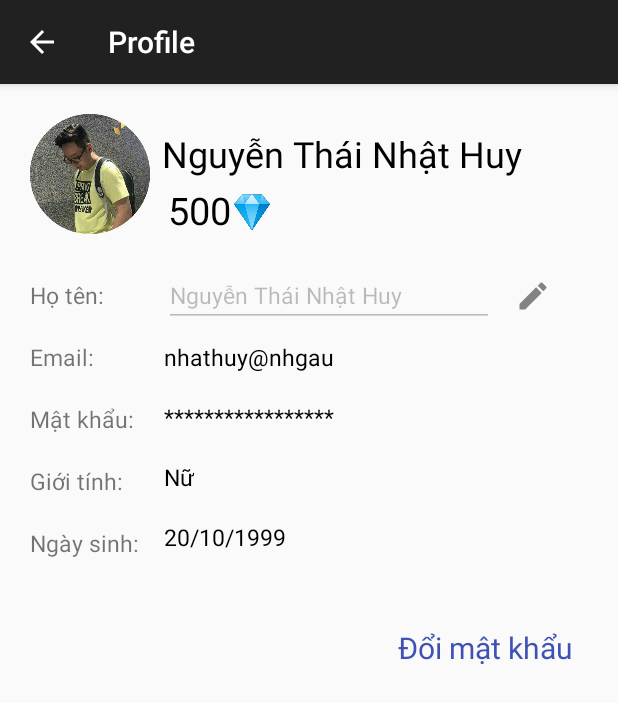
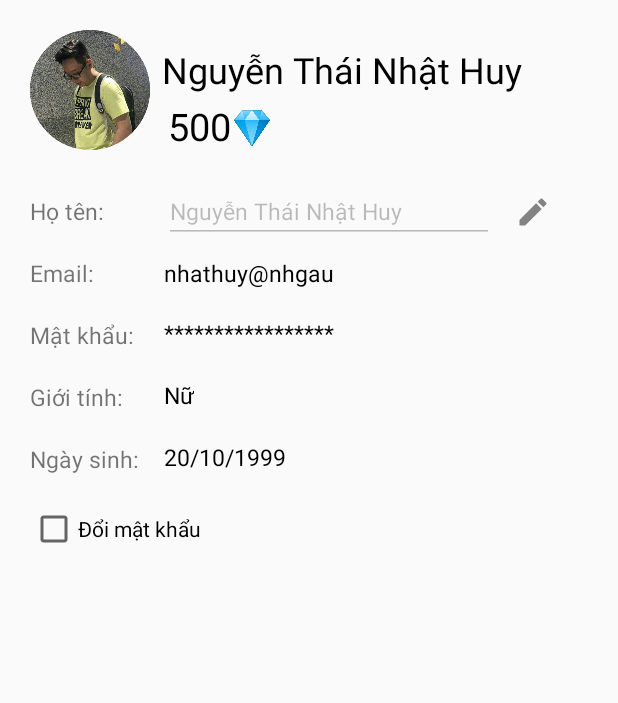
Before and after one commit to eouen12/do-an-LT-Android, an Android app: the ProfileActivity screen opened directly, with no data from a screen before it, on a phone screen of 412 x 824 dp. Shown: the top 703 px of the screen. Run offline under Robolectric (Android 15) with nearby library versions, the phone set to English and light mode, and no system bars.

Commit message:
update layout

```diff
--- a/App Quiz Me/app/src/main/java/com/doanltandroid/quizme/ProfileActivity.java
+++ b/App Quiz Me/app/src/main/java/com/doanltandroid/quizme/ProfileActivity.java
@@ -5,14 +5,19 @@ import androidx.appcompat.app.AppCompatActivity;
 import android.content.Intent;
 import android.os.Bundle;
 import android.view.View;
+import android.widget.Button;
+import android.widget.CheckBox;
+import android.widget.CompoundButton;
 import android.widget.EditText;
 import android.widget.ImageButton;
 import android.widget.TextView;
 
 public class ProfileActivity extends AppCompatActivity {
-    TextView txtTenNguoiChoi, txtDoiMatKhau;
-    EditText txtSuaTenNguoiChoi;
+    TextView txtTenNguoiChoi;
+    EditText txtSuaTenNguoiChoi, txtMatKhauMoi, txtReMatKhau;
     ImageButton ibtnSuaTenNguoiChoi;
+    CheckBox chkDoiMatKhau;
+    Button btnDoiMatKhau;
 
     int dem=0;
 
@@ -23,14 +28,39 @@ public class ProfileActivity extends AppCompatActivity {
 
         txtTenNguoiChoi = findViewById(R.id.tentitleNguoiChoi_profile_textview);
         txtSuaTenNguoiChoi = findViewById(R.id.tennguoichoi_profile_edittext);
-        txtDoiMatKhau = findViewById(R.id.doimatkhau_profile_textview);
         ibtnSuaTenNguoiChoi = findViewById(R.id.suatennguoichoi_profile_imagebutton);
+        chkDoiMatKhau = findViewById(R.id.doimatkhau_profile_checkBox);
+        txtMatKhauMoi = findViewById(R.id.matkhaumoi_profile_edittext);
+        txtReMatKhau = findViewById(R.id.rematkhaumoi_profile_edittext);
+        btnDoiMatKhau = findViewById(R.id.doimatkhau_profile_button);
 
-        txtDoiMatKhau.setOnClickListener(new View.OnClickListener() {
+
+        chkDoiMatKhau.setOnCheckedChangeListener(new CompoundButton.OnCheckedChangeListener() {
+            @Override
+            public void onCheckedChanged(CompoundButton compoundButton, boolean b) {
+                if(b)
+                {
+                    txtMatKhauMoi.setVisibility(View.VISIBLE);
+                    txtReMatKhau.setVisibility(View.VISIBLE);
+                    btnDoiMatKhau.setVisibility(View.VISIBLE);
+                }
+                else
+                {
+                    txtMatKhauMoi.setVisibility(View.INVISIBLE);
+                    txtReMatKhau.setVisibility(View.INVISIBLE);
+                    btnDoiMatKhau.setVisibility(View.INVISIBLE);
+                    chkDoiMatKhau.setChecked(false);
+                }
+            }
+        });
+
+        btnDoiMatKhau.setOnClickListener(new View.OnClickListener() {
             @Override
             public void onClick(View view) {
-                Intent intent = new Intent(getApplicationContext(), DoiMatKhauActivity.class);
-                startActivity(intent);
+                txtMatKhauMoi.setVisibility(View.INVISIBLE);
+                txtReMatKhau.setVisibility(View.INVISIBLE);
+                btnDoiMatKhau.setVisibility(View.INVISIBLE);
+                chkDoiMatKhau.setChecked(false);
             }
         });
     }
--- a/App Quiz Me/app/src/main/res/drawable/custom_button.xml
+++ b/App Quiz Me/app/src/main/res/drawable/custom_button.xml
@@ -2,7 +2,8 @@
 <shape xmlns:android="http://schemas.android.com/apk/res/android">
     <corners android:radius="15dp"/>
     <gradient android:angle="180"
-        android:startColor="#00D6F0"
-        android:endColor="#2196F3"/>
+        android:endColor="#00D6F0"
+
+        android:startColor="#CC2196F3"/>
 
 </shape>
--- a/App Quiz Me/app/src/main/res/layout/activity_credit.xml
+++ b/App Quiz Me/app/src/main/res/layout/activity_credit.xml
@@ -13,7 +13,7 @@
         android:layout_width="wrap_content"
         android:layout_height="wrap_content"
         android:layout_marginStart="20dp"
-        android:layout_marginTop="20dp"
+        android:layout_marginTop="10dp"
         android:text="Mua Credit "
         android:textColor="#f0000000"
         android:textSize="40dp"
--- a/App Quiz Me/app/src/main/res/layout/activity_dangky.xml
+++ b/App Quiz Me/app/src/main/res/layout/activity_dangky.xml
@@ -94,7 +94,7 @@
     <Button
         android:id="@+id/dangKy_dangky_button"
         android:layout_width="300dp"
-        android:layout_height="60dp"
+        android:layout_height="wrap_content"
         android:layout_centerHorizontal="true"
         android:layout_centerVertical="true"
         android:layout_marginStart="80dp"
@@ -103,7 +103,7 @@
         android:background="@drawable/custom_button"
         android:text="Đăng ký"
         android:textColor="@color/color_Text_White"
-        android:textSize="30sp"
+        android:textSize="20sp"
         app:layout_constraintEnd_toEndOf="parent"
         app:layout_constraintHorizontal_bias="0.51"
         app:layout_constraintStart_toStartOf="parent"
--- a/App Quiz Me/app/src/main/res/layout/activity_dangnhap.xml
+++ b/App Quiz Me/app/src/main/res/layout/activity_dangnhap.xml
@@ -61,7 +61,7 @@
         android:onClick="launchActivityMenu"
         android:text="Đăng nhập"
         android:textColor="@color/color_Text_White"
-        android:textSize="30sp"
+        android:textSize="20sp"
         app:layout_constraintEnd_toEndOf="parent"
         app:layout_constraintStart_toStartOf="parent"
         app:layout_constraintTop_toBottomOf="@+id/matkhau_dangnhap_edittext" />
@@ -79,7 +79,7 @@
         android:onClick="launchActivityQuenMatKhau"
         android:text="Quên mật khẩu"
         android:textColor="@color/color_Text_White"
-        android:textSize="20sp"
+        android:textSize="15sp"
         app:layout_constraintEnd_toEndOf="parent"
         app:layout_constraintStart_toStartOf="parent"
         app:layout_constraintTop_toBottomOf="@+id/laylaimatkhau_button" />
--- a/App Quiz Me/app/src/main/res/layout/activity_linhvuc.xml
+++ b/App Quiz Me/app/src/main/res/layout/activity_linhvuc.xml
@@ -11,7 +11,7 @@
         android:id="@+id/title_linhvuc_textview"
         android:layout_width="wrap_content"
         android:layout_height="wrap_content"
-        android:layout_marginStart="20dp"
+        android:layout_marginStart="10dp"
         android:layout_marginTop="20dp"
         android:text="Chọn lĩnh vực "
         android:textColor="#f0000000"
--- a/App Quiz Me/app/src/main/res/layout/activity_menu.xml
+++ b/App Quiz Me/app/src/main/res/layout/activity_menu.xml
@@ -12,7 +12,7 @@
         android:layout_width="wrap_content"
         android:layout_height="wrap_content"
         android:layout_marginStart="20dp"
-        android:layout_marginTop="20dp"
+        android:layout_marginTop="10dp"
         android:text="Menu"
         android:textColor="#f0000000"
         android:textSize="40dp"
--- a/App Quiz Me/app/src/main/res/layout/activity_profile.xml
+++ b/App Quiz Me/app/src/main/res/layout/activity_profile.xml
@@ -122,23 +122,23 @@
         android:id="@+id/ngaysinh_profile_textview"
         android:layout_width="wrap_content"
         android:layout_height="wrap_content"
-        android:layout_marginTop="140dp"
+        android:layout_marginTop="20dp"
         android:text="20/10/1999"
         android:textColor="#000000"
         android:textSize="15sp"
         app:layout_constraintStart_toStartOf="@+id/gioitinh_profile_textview"
-        app:layout_constraintTop_toBottomOf="@+id/hoten" />
+        app:layout_constraintTop_toBottomOf="@+id/gioitinh_profile_textview" />
 
     <TextView
         android:id="@+id/gioitinh_profile_textview"
         android:layout_width="wrap_content"
         android:layout_height="wrap_content"
-        android:layout_marginTop="100dp"
+        android:layout_marginTop="20dp"
         android:text="Nữ"
         android:textColor="#000000"
         android:textSize="15sp"
         app:layout_constraintStart_toStartOf="@+id/matkhau_profile_textview"
-        app:layout_constraintTop_toBottomOf="@+id/hoten" />
+        app:layout_constraintTop_toBottomOf="@+id/matkhau_profile_textview" />
 
     <TextView
         android:id="@+id/email_profile_textview"
@@ -162,18 +162,6 @@
         app:layout_constraintStart_toStartOf="@+id/email_profile_textview"
         app:layout_constraintTop_toBottomOf="@+id/hoten" />
 
-    <TextView
-        android:id="@+id/doimatkhau_profile_textview"
-        android:layout_width="wrap_content"
-        android:layout_height="wrap_content"
-        android:layout_marginTop="200dp"
-        android:layout_marginEnd="30dp"
-        android:text="Đổi mật khẩu"
-        android:textColor="#3F51B5"
-        android:textSize="20sp"
-        app:layout_constraintEnd_toEndOf="parent"
-        app:layout_constraintTop_toBottomOf="@+id/suatennguoichoi_profile_imagebutton" />
-
     <ImageView
         android:id="@+id/anhdaidien_profile_imageview"
         android:layout_width="80dp"
@@ -182,6 +170,55 @@
         android:layout_marginTop="20dp"
         android:src="@drawable/jacklaing"
         app:layout_constraintStart_toStartOf="parent"
-        app:layout_constraintTop_toTopOf="parent" />
+        app:layout_constraintTop_toTopOf="parent"
+        tools:srcCompat="@tools:sample/avatars" />
+
+    <CheckBox
+        android:id="@+id/doimatkhau_profile_checkBox"
+        android:layout_width="wrap_content"
+        android:layout_height="wrap_content"
+        android:layout_marginTop="20dp"
+        android:text="Đổi mật khẩu"
+        app:layout_constraintStart_toStartOf="@+id/ngaysinh"
+        app:layout_constraintTop_toBottomOf="@+id/ngaysinh" />
+
+    <EditText
+        android:id="@+id/matkhaumoi_profile_edittext"
+        android:layout_width="0dp"
+        android:layout_height="wrap_content"
+        android:ems="10"
+        android:hint="Mật khẩu mới"
+        android:inputType="textPassword"
+        android:textSize="15sp"
+        android:visibility="invisible"
+        app:layout_constraintStart_toStartOf="@+id/matkhau_profile_textview"
+        app:layout_constraintTop_toBottomOf="@+id/doimatkhau_profile_checkBox" />
+
+    <EditText
+        android:id="@+id/rematkhaumoi_profile_edittext"
+        android:layout_width="0dp"
+        android:layout_height="wrap_content"
+        android:layout_marginTop="8dp"
+        android:ems="10"
+        android:visibility="invisible"
+        android:hint="Nhập lại mật khẩu mới"
+        android:inputType="textPassword"
+        android:textSize="15sp"
+        app:layout_constraintStart_toStartOf="@+id/matkhau_profile_textview"
+        app:layout_constraintTop_toBottomOf="@+id/matkhaumoi_profile_edittext" />
+
+    <Button
+        android:id="@+id/doimatkhau_profile_button"
+        android:layout_width="wrap_content"
+        android:layout_height="wrap_content"
+        android:layout_marginTop="8dp"
+        android:background="@drawable/custom_button"
+        android:text="Xác nhận"
+        android:visibility="invisible"
+        android:textColor="@color/color_Text_White"
+        android:textSize="14sp"
+        app:layout_constraintEnd_toEndOf="@+id/rematkhaumoi_profile_edittext"
+        app:layout_constraintStart_toStartOf="@+id/rematkhaumoi_profile_edittext"
+        app:layout_constraintTop_toBottomOf="@+id/rematkhaumoi_profile_edittext" />
 
 </androidx.constraintlayout.widget.ConstraintLayout>
--- a/App Quiz Me/app/src/main/res/values/styles.xml
+++ b/App Quiz Me/app/src/main/res/values/styles.xml
@@ -4,7 +4,7 @@
     <style name="AppTheme" parent="Theme.AppCompat.Light.NoActionBar">
         <!-- Customize your theme here. -->
         <item name="android:windowFullscreen">true</item>
-        <item name="android:windowActionBar">true</item>
+
         <item name="colorPrimary">@color/colorPrimary</item>
         <item name="colorPrimaryDark">@color/colorPrimaryDark</item>
         <item name="colorAccent">@color/colorAccent</item>
```
Also changed, not shown: App Quiz Me/app/src/main/AndroidManifest.xml (+23 -24 lines), App Quiz Me/app/src/main/java/com/doanltandroid/quizme/DoiMatKhauActivity.java (deleted, +0 -14 lines), App Quiz Me/app/src/main/res/layout/activity_doimatkhau_activity.xml (deleted, +0 -113 lines), App Quiz Me/app/src/main/res/layout/activity_form_anh_dai_dien.xml (+4 -3 lines), App Quiz Me/app/src/main/res/layout/activity_laylaimatkhau.xml (+31 -2 lines), App Quiz Me/app/src/main/res/layout/activity_lich_su_choi.xml (+10 -8 lines), App Quiz Me/app/src/main/res/layout/activity_main.xml (+4 -4 lines), App Quiz Me/app/src/main/res/layout/activity_rank.xml (+8 -7 lines), App Quiz Me/app/src/main/res/layout/activity_thu_thach.xml (+13 -1 lines).
